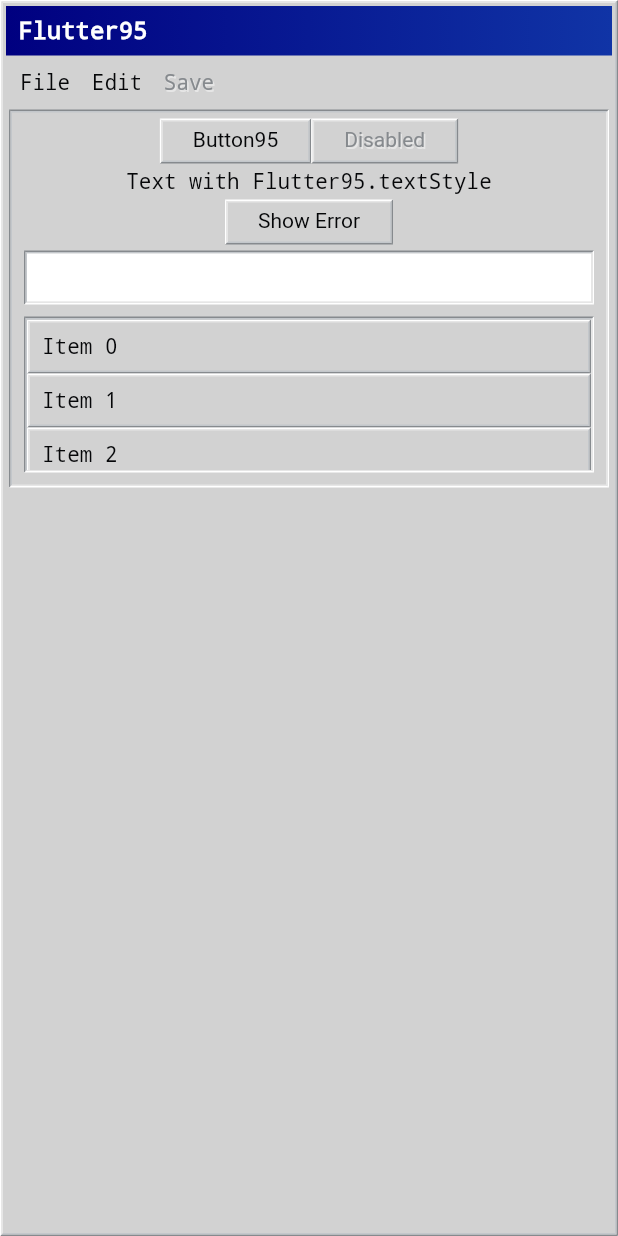
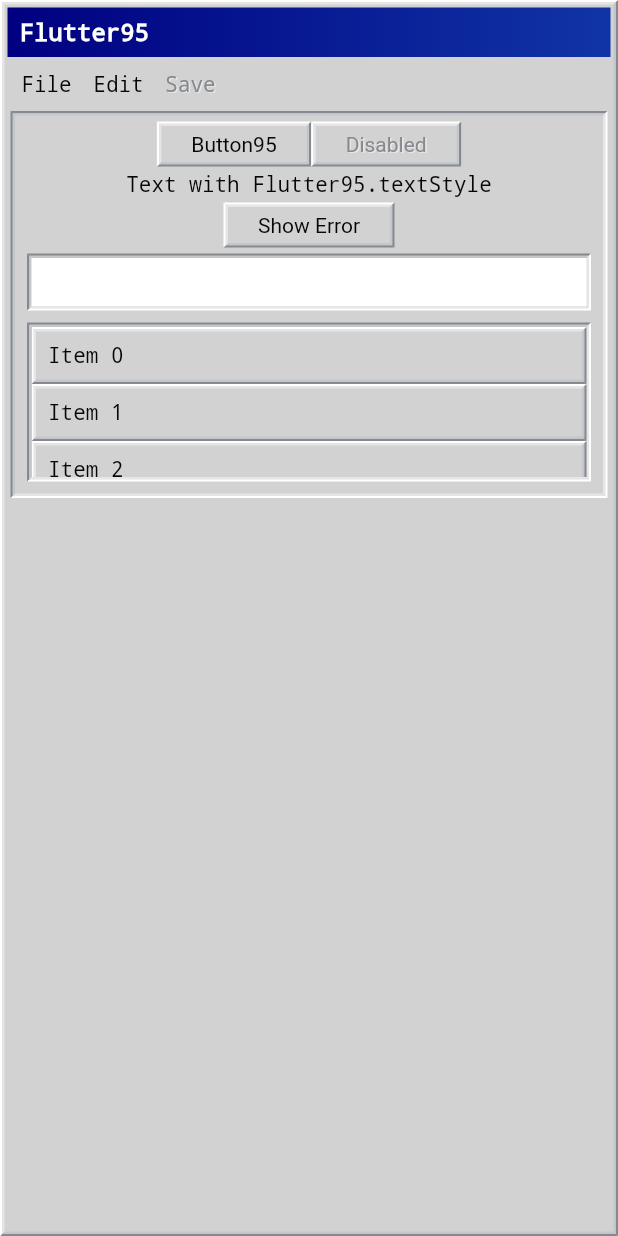
Before and after one commit to miquelbeltran/flutter95, a Flutter app: the screen it shows after launch, on a phone screen of 412 x 824 dp. Run offline on Flutter 3.47's test engine with Material 2 defaults, Android fonts, the phone set to English and light mode, and no system bars.

Commit message:
elevation width to 1.5

```diff
--- a/lib/src/globals.dart
+++ b/lib/src/globals.dart
@@ -19,43 +19,45 @@ class Flutter95 {
 
   static Color get background => grays[1];
 
+  static const _elevationWidth = 1.5;
+
   static final elevatedDecoration = BoxDecoration(
     color: background,
     border: Border(
-      top: BorderSide(color: Flutter95.grays[0], width: 1),
-      left: BorderSide(color: Flutter95.grays[0], width: 1),
-      bottom: BorderSide(color: Flutter95.grays[2], width: 1),
-      right: BorderSide(color: Flutter95.grays[2], width: 1),
+      top: BorderSide(color: Flutter95.grays[0], width: _elevationWidth),
+      left: BorderSide(color: Flutter95.grays[0], width: _elevationWidth),
+      bottom: BorderSide(color: Flutter95.grays[2], width: _elevationWidth),
+      right: BorderSide(color: Flutter95.grays[2], width: _elevationWidth),
     ),
   );
 
   static final elevatedDecorationOutside = BoxDecoration(
     color: background,
     border: Border(
-      top: BorderSide(color: Flutter95.white, width: 1),
-      left: BorderSide(color: Flutter95.white, width: 1),
-      bottom: BorderSide(color: Flutter95.grays[3], width: 1),
-      right: BorderSide(color: Flutter95.grays[3], width: 1),
+      top: BorderSide(color: Flutter95.white, width: _elevationWidth),
+      left: BorderSide(color: Flutter95.white, width: _elevationWidth),
+      bottom: BorderSide(color: Flutter95.grays[3], width: _elevationWidth),
+      right: BorderSide(color: Flutter95.grays[3], width: _elevationWidth),
     ),
   );
 
   static final pressedDecoration = BoxDecoration(
     color: background,
     border: Border(
-      top: BorderSide(color: Flutter95.grays[2], width: 1),
-      left: BorderSide(color: Flutter95.grays[2], width: 1),
-      bottom: BorderSide(color: Flutter95.grays[0], width: 1),
-      right: BorderSide(color: Flutter95.grays[0], width: 1),
+      top: BorderSide(color: Flutter95.grays[2], width: _elevationWidth),
+      left: BorderSide(color: Flutter95.grays[2], width: _elevationWidth),
+      bottom: BorderSide(color: Flutter95.grays[0], width: _elevationWidth),
+      right: BorderSide(color: Flutter95.grays[0], width: _elevationWidth),
     ),
   );
 
   static final pressedDecorationOutside = BoxDecoration(
     color: background,
     border: Border(
-      top: BorderSide(color: Flutter95.grays[3], width: 1),
-      left: BorderSide(color: Flutter95.grays[3], width: 1),
-      bottom: BorderSide(color: Flutter95.white, width: 1),
-      right: BorderSide(color: Flutter95.white, width: 1),
+      top: BorderSide(color: Flutter95.grays[3], width: _elevationWidth),
+      left: BorderSide(color: Flutter95.grays[3], width: _elevationWidth),
+      bottom: BorderSide(color: Flutter95.white, width: _elevationWidth),
+      right: BorderSide(color: Flutter95.white, width: _elevationWidth),
     ),
   );
 
```
